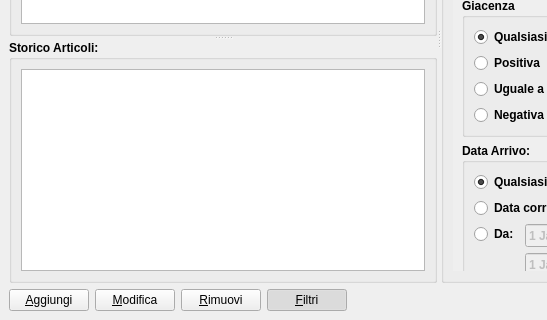
Above: moduleMagazzino/magazzinowindow.ui from kvsd/Gestionale before the change; both pictures show x 0 to 547 and y 264 to 584 of the 845 by 584 pixel window. Below: the same form after it.
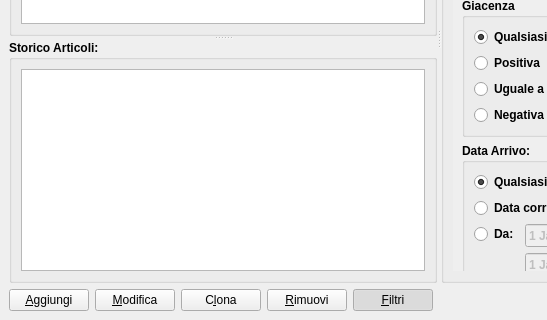
That is the form after the change.

Commit message:
Modificata interfaccia MagazzinoWindow
*Aggiunta la funzione Clona Articolo in MagazzinoWindow.

*Modificato il metodo setValue in ArticoloDialog, ora accetta
 un secondo argomento "update" di tipo bool, utilizzata sia per
 l'aggiornamento che la clonazione del articolo.

*Aggiunto nuovo codice errore.

```diff
--- a/moduleMagazzino/magazzinowindow.ui
+++ b/moduleMagazzino/magazzinowindow.ui
@@ -411,6 +411,13 @@
         </property>
        </widget>
       </item>
+      <item>
+       <widget class="QPushButton" name="cloneButton">
+        <property name="text">
+         <string>C&amp;lona</string>
+        </property>
+       </widget>
+      </item>
       <item>
        <widget class="QPushButton" name="removeButton">
         <property name="text">
```
Left out of the diff: 157 changed lines with no effect on the pictures. The commit also changes 5 other files.
